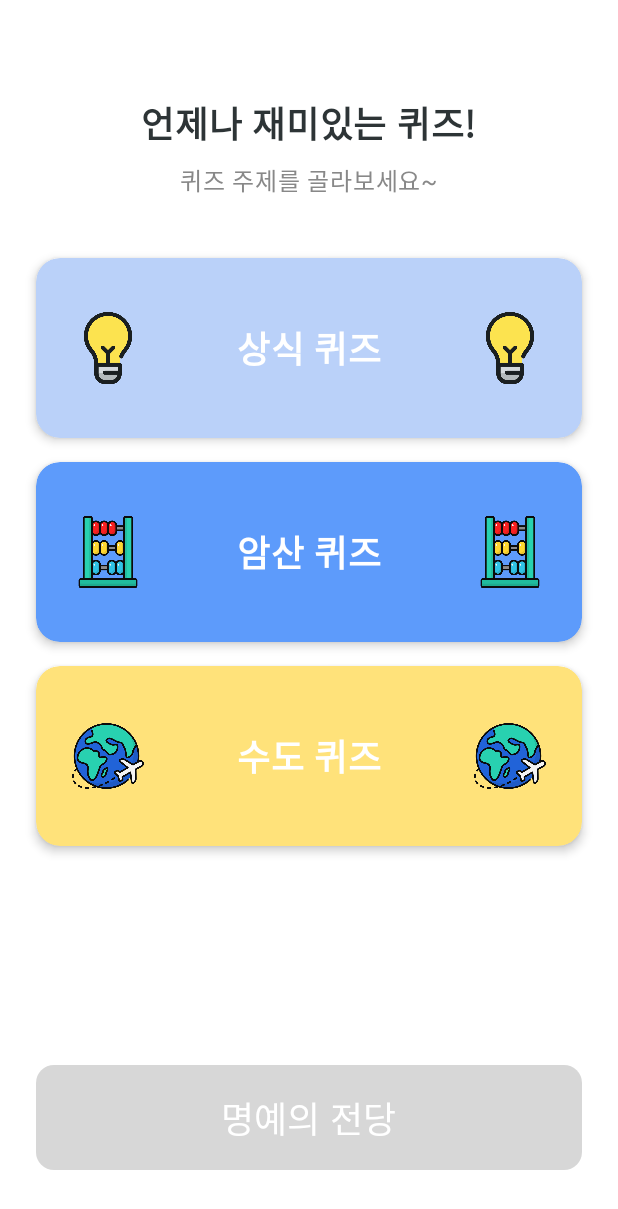
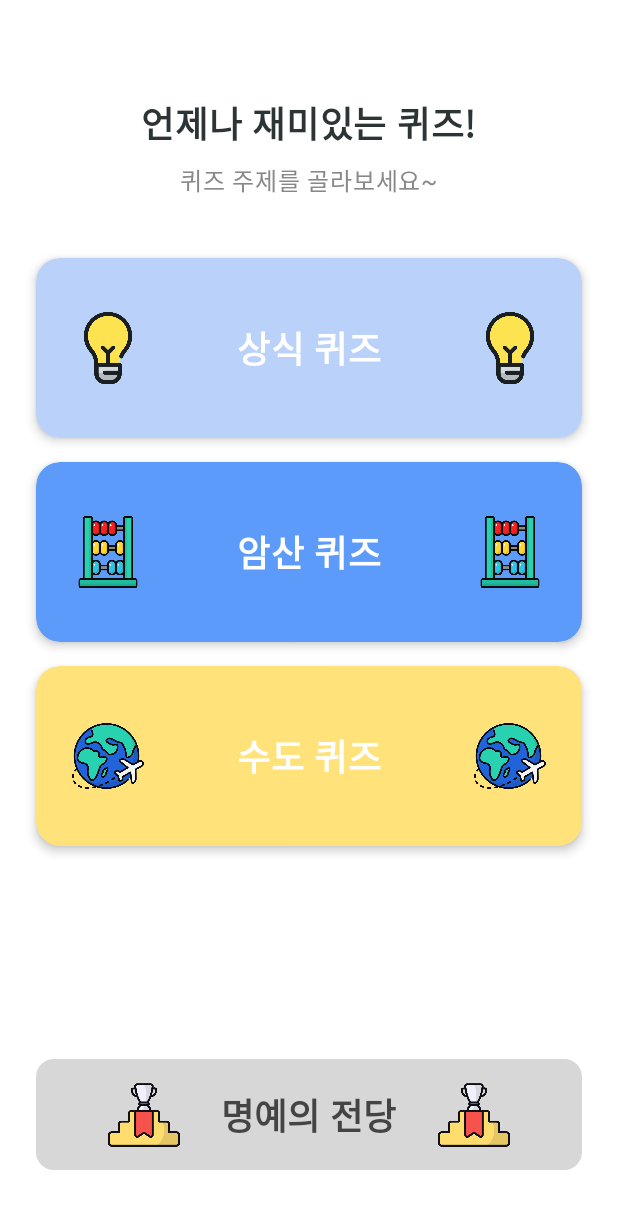
Before and after one commit to chwwwon/MobileSoftware_Project_team10, an Android app built with Jetpack Compose: the screen it shows after launch (MainActivity), on a phone screen of 412 x 824 dp. Shown: the top 1209 px of the screen. Run offline under Robolectric (Android 15) with nearby library versions, the phone set to English and light mode, and no system bars.

Commit message:
refacotr: 명예의전당 아이콘 위치 수정

```diff
--- a/app/src/main/java/com/example/quiz/ui/main/MainScreen.kt
+++ b/app/src/main/java/com/example/quiz/ui/main/MainScreen.kt
@@ -12,6 +12,7 @@ import androidx.compose.foundation.layout.fillMaxWidth
 import androidx.compose.foundation.layout.height
 import androidx.compose.foundation.layout.padding
 import androidx.compose.foundation.layout.size
+import androidx.compose.foundation.layout.width
 import androidx.compose.foundation.shape.RoundedCornerShape
 import androidx.compose.material3.Button
 import androidx.compose.material3.ButtonDefaults
@@ -103,18 +104,43 @@ fun MainScreen(
             onClick = onShowRanking,
             modifier = Modifier
                 .fillMaxWidth()
-                .height(70.dp),
+                .height(74.dp),
             colors = ButtonDefaults.buttonColors(
                 containerColor = Color(0xFFD7D7D7)
             ),
             shape = RoundedCornerShape(12.dp)
         ) {
-            Text(
-                "명예의 전당",
-                fontSize = 24.sp,
-                fontWeight = FontWeight.Medium,
-                color = Color.White
-            )
+            Row(
+                verticalAlignment = Alignment.CenterVertically,
+                horizontalArrangement = Arrangement.SpaceBetween,
+                modifier = Modifier
+                    .fillMaxWidth()
+                    .padding(horizontal = 24.dp)
+            ) {
+                Image(
+                    painter = painterResource(R.drawable.ranking),
+                    contentDescription = null,
+                    modifier = Modifier.size(48.dp)
+                )
+
+                Spacer(modifier = Modifier.width(12.dp))
+
+                Text(
+                    text = "명예의 전당",
+                    fontSize = 24.sp,
+                    fontWeight = FontWeight.Bold,
+                    color = Color.DarkGray,
+                    fontFamily = Pretendard
+                )
+
+                Spacer(modifier = Modifier.width(12.dp))
+
+                Image(
+                    painter = painterResource(R.drawable.ranking),
+                    contentDescription = null,
+                    modifier = Modifier.size(48.dp)
+                )
+            }
         }
 
         Spacer(modifier = Modifier.height(20.dp))
```
Also changed, not shown: app/src/main/res/drawable/ranking.png, app/src/main/res/font/silvermedal.xml (renamed from app/src/main/res/drawable/silvermedal.xml).
